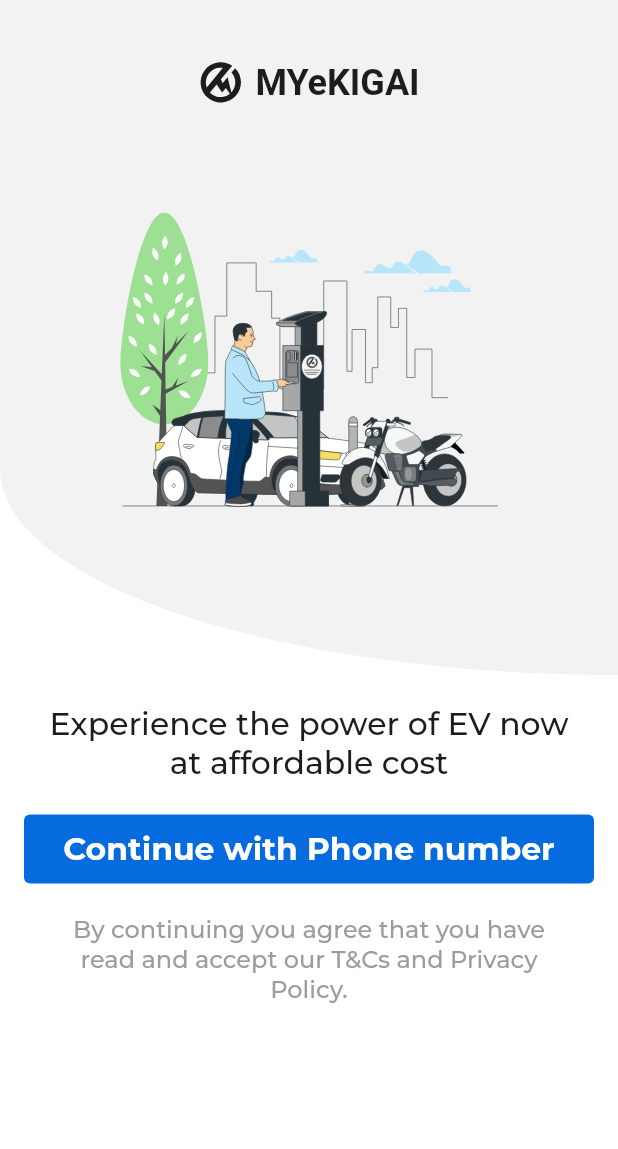
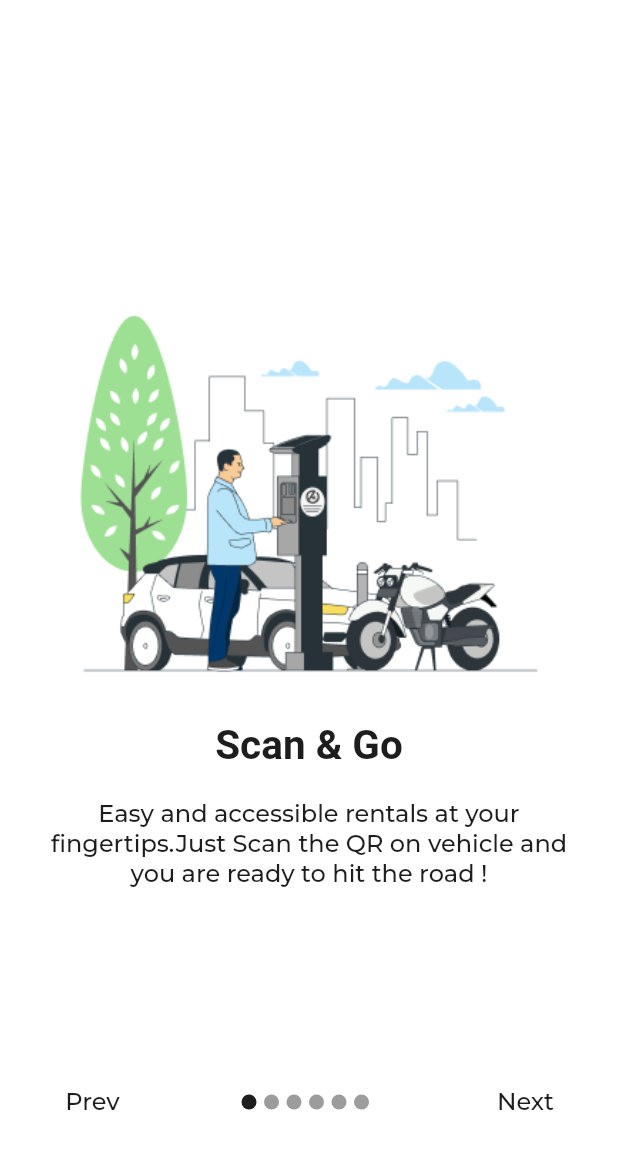
Before and after one commit to AbishekGhalley/App_Development_Project, a Flutter app: the screen it shows after launch, on a phone screen of 412 x 824 dp. Shown: the top 1149 px of the screen. Run offline on Flutter 3.47's test engine with Material 2 defaults, Android fonts, the phone set to English and light mode, and no system bars; our stand-ins replace flutter_svg, google_fonts; Roboto replaces fonts that are missing (Quantico, Sen).

Commit message:
onBoarding done

```diff
--- a/lib/constants/assets_constants.dart
+++ b/lib/constants/assets_constants.dart
@@ -2,6 +2,12 @@ class AssetsConstants {
   static const String _pngPath = "assets/pngs";
   static const String _svgPath = "assets/svgs";
   static const String bird = "$_pngPath/bird.png";
+  static const String buddy = "$_pngPath/Buddy.png";
+  static const String reserveVehicle = "$_pngPath/ReserveVehicle.png";
+  static const String scango = "$_pngPath/ScanGo.png";
+  static const String shareRide = "$_pngPath/ShareRide.png";
+  static const String supercharge = "$_pngPath/Supercharge.png";
+  static const String swapbattery = "$_pngPath/SwapBattery.png";
+  static const String signUpHome = "$_svgPath/scanAndGo.svg";
   static const String logo = "$_svgPath/logo.svg";
-  static const String signUpHome = "$_svgPath/scanAndGo.svg";
 }
--- /dev/null
+++ b/lib/features/onboarding/view/content_model.dart
@@ -0,0 +1,43 @@
+import 'package:myekigai/constants/constants.dart';
+
+class Deployment {
+  String image;
+  String title;
+  String description;
+  Deployment(
+      {required this.image, required this.title, required this.description});
+}
+
+List<Deployment> contents = [
+  Deployment(
+      title: 'Scan & Go',
+      image: AssetsConstants.scango,
+      description: "Easy and accessible rentals at your fingertips."
+          "Just Scan the QR on vehicle and you are ready to hit the road !"),
+  Deployment(
+      title: 'Reserve Vehicle',
+      image: AssetsConstants.reserveVehicle,
+      description: "Availability of your desired vehicle?"
+          "Reserve your desired EV for an hour."),
+  Deployment(
+      title: "Swap Battery",
+      image: AssetsConstants.swapbattery,
+      description: "Say goodbye to range anxiety with"
+          " quick and hassle-free battery swaps."),
+  Deployment(
+      title: "Super Charge",
+      image: AssetsConstants.supercharge,
+      description: "We take charging seriously !"
+          "Enjoy a reliable network of charging stations."),
+  Deployment(
+      title: "Get A Buddy",
+      image: AssetsConstants.buddy,
+      description: "No license?We got you covered. "
+          "Get a Buddy to pick and drop you to your desired location."),
+  Deployment(
+      title: "Share Ride",
+      image: AssetsConstants.shareRide,
+      description:
+          " Share your ride with a fellow traveler heading in the same direction,"
+          " save energy, and split costs. Lets Drive Together !"),
+];
--- /dev/null
+++ b/lib/features/onboarding/view/onboarding.dart
@@ -0,0 +1,170 @@
+import 'package:flutter/material.dart';
+import 'package:myekigai/features/auth/view/login_view.dart';
+import 'content_model.dart';
+import 'package:myekigai/theme/pallete.dart';
+
+class onboarding extends StatefulWidget {
+  @override
+  _onboardingState createState() => _onboardingState();
+}
+
+class _onboardingState extends State<onboarding> {
+  int currentIndex = 0;
+  PageController _controller = PageController();
+
+  @override
+  void initState() {
+    _controller = PageController(initialPage: 0);
+    super.initState();
+  }
+
+  @override
+  void dispose() {
+    _controller.dispose();
+    super.dispose();
+  }
+
+  @override
+  Widget build(BuildContext context) {
+    return Scaffold(
+      body: Stack(
+        children: [
+          Center(
+            child: SizedBox(
+              width: double.infinity,
+              height: MediaQuery.of(context).size.height * 0.55,
+              child: PageView.builder(
+                controller: _controller,
+                itemCount: contents.length,
+                onPageChanged: (int index) {
+                  setState(() {
+                    currentIndex = index;
+                  });
+                },
+                itemBuilder: (_, i) {
+                  return Padding(
+                    padding: const EdgeInsets.all(25),
+                    child: Column(
+                      children: [
+                        Image.asset(contents[i].image),
+                        Text(
+                          contents[i].title,
+                          style: const TextStyle(
+                              fontSize: 27,
+                              fontFamily: "Sen",
+                              fontWeight: FontWeight.w700,
+                              color: Pallete.textColor),
+                        ),
+                        const SizedBox(height: 20),
+                        Text(
+                          contents[i].description,
+                          textAlign: TextAlign.center,
+                          style: const TextStyle(
+                              fontSize: 16,
+                              fontFamily: "Montserrat",
+                              color: Pallete.textColor,
+                              fontWeight: FontWeight.w500),
+                        )
+                      ],
+                    ),
+                  );
+                },
+              ),
+            ),
+          ),
+          Align(
+          alignment: Alignment.bottomCenter,
+          child:  Row(
+            crossAxisAlignment: CrossAxisAlignment.center,
+            mainAxisAlignment: MainAxisAlignment.spaceBetween,
+            children: [
+              Container(
+                height: 60,
+                margin: EdgeInsets.only(
+                    left: MediaQuery.of(context).size.width*0.072,
+                bottom:MediaQuery.of(context).size.height*0.072 ),
+                child: TextButton(
+                  child: const Text("Prev",
+                    style: TextStyle(
+                        fontSize: 16,
+                        fontFamily: "Montserrat",
+                        color: Pallete.textColor,
+                        fontWeight: FontWeight.w500
+                    ),),
+                  onPressed: () {
+                    if (currentIndex == contents.length - 1) {
+                      Navigator.pushReplacement(
+                        context,
+                        MaterialPageRoute(
+                          builder: (_) => const LoginView(),
+                        ),
+                      );
+                    }
+                    _controller.previousPage(
+                      duration: const Duration(milliseconds: 300),
+                      curve: Curves.easeIn,
+                    );
+                  },
+                ),
+              ),
+             Container(
+               height: 60,
+               margin: EdgeInsets.only(
+
+                   bottom:MediaQuery.of(context).size.height*0.072),
+               child: Row(
+                mainAxisAlignment: MainAxisAlignment.center,
+                children: List.generate(
+                  contents.length,
+                  (index) => buildDot(index, context),
+                ),
+              ),),
+              Container(
+                height: 60,
+                margin: EdgeInsets.only(
+                    right: MediaQuery.of(context).size.width*0.072,
+                    bottom:MediaQuery.of(context).size.height*0.072),
+                child: TextButton(
+                  child: Text(
+                      currentIndex == contents.length - 1 ? "Done" : "Next",
+                  style: const TextStyle(
+                      fontSize: 16,
+                      fontFamily: "Montserrat",
+                      color: Pallete.textColor,
+                      fontWeight: FontWeight.w500
+                  ),),
+                  onPressed: () {
+                    if (currentIndex == contents.length - 1) {
+                      Navigator.pushReplacement(
+                        context,
+                        MaterialPageRoute(
+                          builder: (_) => const LoginView(),
+                        ),
+                      );
+                    }
+                    _controller.nextPage(
+                      duration: const Duration(milliseconds: 300),
+                      curve: Curves.easeIn,
+                    );
+                  },
+                ),
+              ),
+            ],
+          ),)
+        ],
+      ),
+    );
+  }
+
+  Container buildDot(int index, BuildContext context) {
+    return Container(
+      height: 10,
+      width: 10,
+      margin: const EdgeInsets.only(right: 5),
+      decoration: BoxDecoration(
+        borderRadius: BorderRadius.circular(20),
+        color: currentIndex == index ? Pallete.textColor : Pallete.geryColor,
+      ),
+    );
+  }
+}
--- a/lib/main.dart
+++ b/lib/main.dart
@@ -1,5 +1,6 @@
 import 'package:flutter/material.dart';
 import 'package:myekigai/features/auth/view/login_view.dart';
+import 'package:myekigai/features/onboarding/view/onboarding.dart';
 import 'package:myekigai/theme/theme.dart';
 
 void main() {
@@ -13,9 +14,10 @@ class MyApp extends StatelessWidget {
   @override
   Widget build(BuildContext context) {
     return MaterialApp(
+      debugShowCheckedModeBanner: false,
       title: 'Flutter Demo',
       theme: AppTheme.theme,
-      home: const LoginView(),
+      home: onboarding(),
     );
   }
 }
```
Also changed, not shown: assets/pngs/Buddy.png (added), assets/pngs/ReserveVehicle.png (added), assets/pngs/ScanGo.png (added), assets/pngs/ShareRide.png (added), assets/pngs/Supercharge.png (added), assets/pngs/SwapBattery.png (added), lib/features/onboading/widgets/tempwidget.dart (deleted), lib/features/onboarding/controller/tempController.dart (added), lib/features/onboarding/widgets/tempwidget.dart (added).
